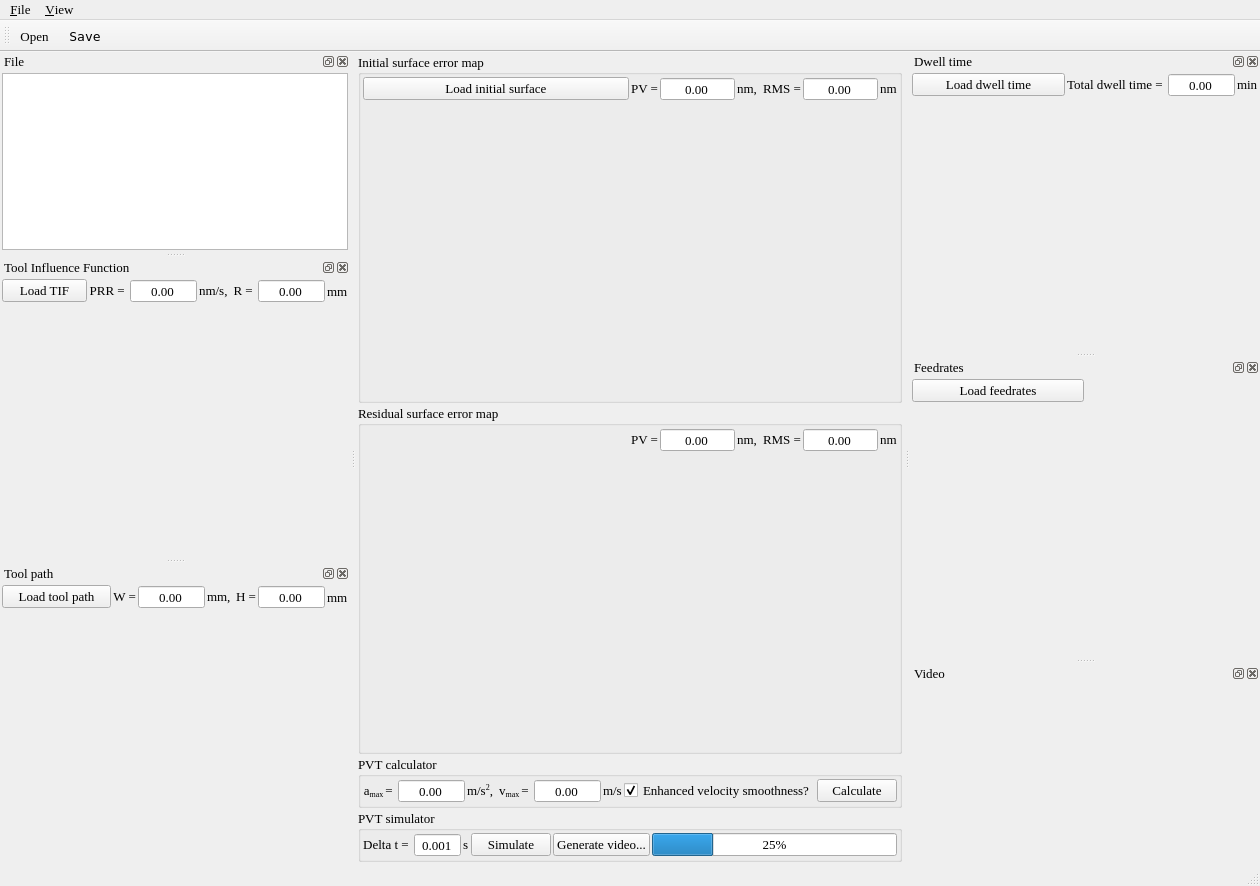
Above: cpp/pvtapp/pvtapp.ui from TWANG006/pvt-scheduler before the change. Below: the same form after it.
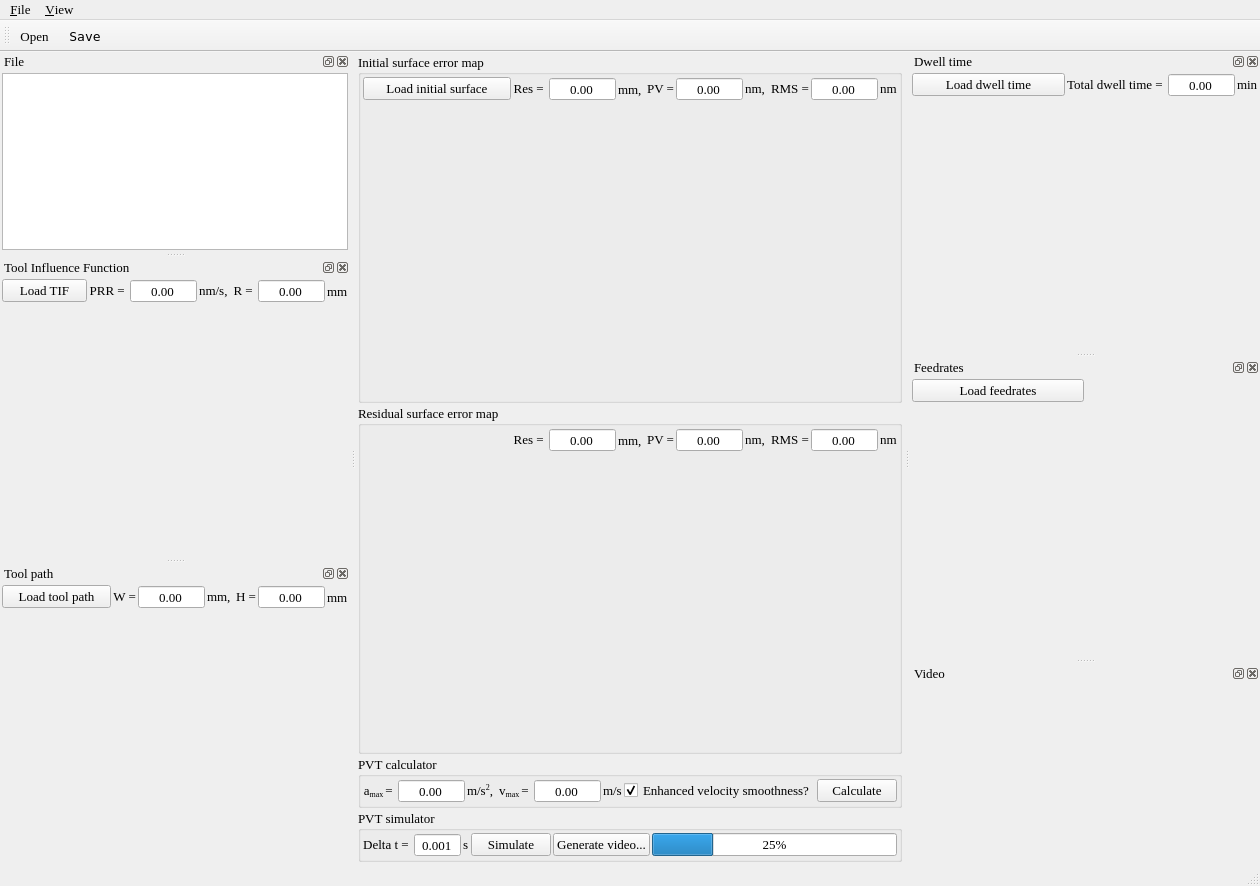
That is the form after the change. Icons and pictures are not drawn. Custom widgets are drawn as their Qt base class.

Commit message: added surf plot; added pv rms to engine

What changed in the file:
```diff
--- a/cpp/pvtapp/pvtapp.ui
+++ b/cpp/pvtapp/pvtapp.ui
@@ -337,7 +337,7 @@
       <property name="title">
        <string>Initial surface error map</string>
       </property>
-      <layout class="QGridLayout" name="gridLayout" rowstretch="0,1" columnstretch="1,1">
+      <layout class="QGridLayout" name="gridLayout" rowstretch="0,0" columnstretch="1,0">
        <property name="leftMargin">
         <number>2</number>
        </property>
@@ -367,10 +367,52 @@
         </widget>
        </item>
        <item row="0" column="1">
-        <layout class="QHBoxLayout" name="surf_horizontalLayout" stretch="0,1,0,0,1,0">
+        <layout class="QHBoxLayout" name="surf_horizontalLayout" stretch="0,0,0,0,1,0,0,1,0">
          <property name="spacing">
           <number>2</number>
          </property>
+         <item>
+          <widget class="QLabel" name="surf_res_label">
+           <property name="text">
+            <string>&lt;html&gt;&lt;head/&gt;&lt;body&gt;&lt;p align=&quot;right&quot;&gt;Res = &lt;/p&gt;&lt;/body&gt;&lt;/html&gt;</string>
+           </property>
+          </widget>
+         </item>
+         <item>
+          <widget class="QDoubleSpinBox" name="surf_res_value_box">
+           <property name="enabled">
+            <bool>true</bool>
+           </property>
+           <property name="font">
+            <font>
+             <family>Times New Roman</family>
+             <pointsize>10</pointsize>
+            </font>
+           </property>
+           <property name="alignment">
+            <set>Qt::AlignCenter</set>
+           </property>
+           <property name="readOnly">
+            <bool>true</bool>
+           </property>
+           <property name="buttonSymbols">
+            <enum>QAbstractSpinBox::NoButtons</enum>
+           </property>
+           <property name="maximum">
+            <double>999999.000000000000000</double>
+           </property>
+           <property name="singleStep">
+            <double>0.010000000000000</double>
+           </property>
+          </widget>
+         </item>
+         <item>
+          <widget class="QLabel" name="surf_res_unit_label">
+           <property name="text">
+            <string>mm, </string>
+           </property>
+          </widget>
+         </item>
          <item>
           <widget class="QLabel" name="surf_pv_label">
            <property name="font">
@@ -509,10 +551,52 @@
         <number>2</number>
        </property>
        <item row="0" column="1">
-        <layout class="QHBoxLayout" name="res_horizontalLayout" stretch="0,1,0,0,1,0">
+        <layout class="QHBoxLayout" name="res_horizontalLayout" stretch="0,0,0,0,1,0,0,1,0">
          <property name="spacing">
           <number>2</number>
          </property>
+         <item>
+          <widget class="QLabel" name="res_res_label">
+           <property name="text">
+            <string>&lt;html&gt;&lt;head/&gt;&lt;body&gt;&lt;p align=&quot;right&quot;&gt;Res = &lt;/p&gt;&lt;/body&gt;&lt;/html&gt;</string>
+           </property>
+          </widget>
+         </item>
+         <item>
+          <widget class="QDoubleSpinBox" name="res_res_value_box">
+           <property name="enabled">
+            <bool>true</bool>
+           </property>
+           <property name="font">
+            <font>
+             <family>Times New Roman</family>
+             <pointsize>10</pointsize>
+            </font>
+           </property>
+           <property name="alignment">
+            <set>Qt::AlignCenter</set>
+           </property>
+           <property name="readOnly">
+            <bool>true</bool>
+           </property>
+           <property name="buttonSymbols">
+            <enum>QAbstractSpinBox::NoButtons</enum>
+           </property>
+           <property name="maximum">
+            <double>999999.000000000000000</double>
+           </property>
+           <property name="singleStep">
+            <double>0.010000000000000</double>
+           </property>
+          </widget>
+         </item>
+         <item>
+          <widget class="QLabel" name="res_res_unit_label">
+           <property name="text">
+            <string>mm, </string>
+           </property>
+          </widget>
+         </item>
          <item>
           <widget class="QLabel" name="ref_pv_label">
            <property name="font">
```
Left out of the diff: 6 changed lines with no effect on the pictures. The commit also changes 6 other files.
